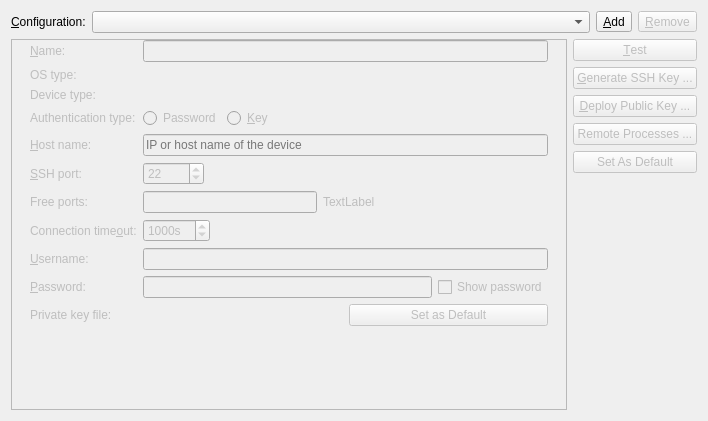
Qt form src/plugins/qt4projectmanager/qt-maemo/maemodeviceconfigurationssettingswidget.ui (qt-creator/qt-creator) before a commit.
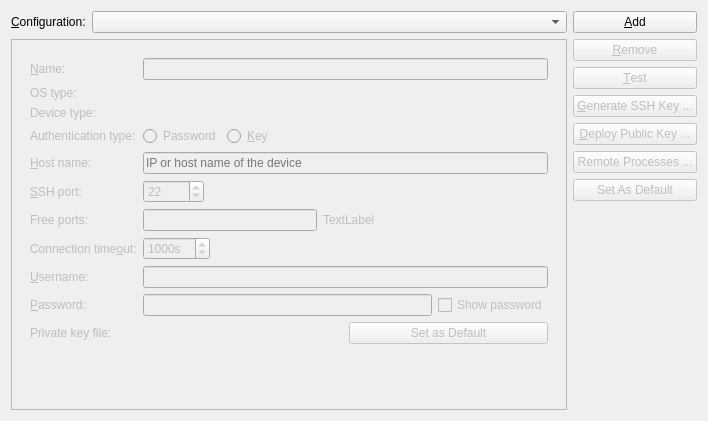
The same form after that commit. Icons and pictures are not drawn. Custom widgets are drawn as their Qt base class.

Diff of the .ui file:
```diff
--- a/src/plugins/qt4projectmanager/qt-maemo/maemodeviceconfigurationssettingswidget.ui
+++ b/src/plugins/qt4projectmanager/qt-maemo/maemodeviceconfigurationssettingswidget.ui
@@ -13,10 +13,10 @@
   <property name="windowTitle">
    <string>Maemo Device Configurations</string>
   </property>
-  <layout class="QVBoxLayout" name="verticalLayout_3">
-   <item>
     <layout class="QHBoxLayout" name="horizontalLayout">
      <item>
+    <layout class="QVBoxLayout" name="verticalLayout_3">
+     <item>
       <layout class="QFormLayout" name="formLayout">
        <property name="fieldGrowthPolicy">
         <enum>QFormLayout::AllNonFixedFieldsGrow</enum>
@@ -47,53 +47,6 @@
       </layout>
      </item>
      <item>
-      <widget class="QToolButton" name="addConfigButton">
-       <property name="sizePolicy">
-        <sizepolicy hsizetype="Fixed" vsizetype="Fixed">
-         <horstretch>0</horstretch>
-         <verstretch>0</verstretch>
-        </sizepolicy>
-       </property>
-       <property name="focusPolicy">
-        <enum>Qt::StrongFocus</enum>
-       </property>
-       <property name="text">
-        <string>&amp;Add</string>
-       </property>
-       <property name="icon">
-        <iconset resource="../../coreplugin/core.qrc">
-         <normaloff>:/core/images/plus-16.png</normaloff>:/core/images/plus-16.png</iconset>
-       </property>
-      </widget>
-     </item>
-     <item>
-      <widget class="QToolButton" name="removeConfigButton">
-       <property name="enabled">
-        <bool>false</bool>
-       </property>
-       <property name="sizePolicy">
-        <sizepolicy hsizetype="Fixed" vsizetype="Fixed">
-         <horstretch>0</horstretch>
-         <verstretch>0</verstretch>
-        </sizepolicy>
-       </property>
-       <property name="focusPolicy">
-        <enum>Qt::StrongFocus</enum>
-       </property>
-       <property name="text">
-        <string>&amp;Remove</string>
-       </property>
-       <property name="icon">
-        <iconset resource="../../coreplugin/core.qrc">
-         <normaloff>:/core/images/minus-16.png</normaloff>:/core/images/minus-16.png</iconset>
-       </property>
-      </widget>
-     </item>
-    </layout>
-   </item>
-   <item>
-    <layout class="QHBoxLayout" name="horizontalLayout_2">
-     <item>
       <widget class="QFrame" name="frame">
        <property name="frameShape">
         <enum>QFrame::StyledPanel</enum>
@@ -102,9 +55,6 @@
         <enum>QFrame::Raised</enum>
        </property>
        <layout class="QVBoxLayout" name="verticalLayout_2">
-        <property name="topMargin">
-         <number>0</number>
-        </property>
         <item>
          <widget class="QWidget" name="detailsWidget" native="true">
           <property name="enabled">
@@ -117,9 +67,6 @@
            </sizepolicy>
           </property>
           <layout class="QFormLayout" name="formLayout_2">
-           <property name="topMargin">
-            <number>0</number>
-           </property>
            <item row="0" column="0">
             <widget class="QLabel" name="deviceNameLabel">
              <property name="text">
@@ -413,8 +360,33 @@
        </layout>
       </widget>
      </item>
+    </layout>
+   </item>
      <item>
       <layout class="QVBoxLayout" name="verticalLayout">
+     <item>
+      <widget class="QPushButton" name="addConfigButton">
+       <property name="focusPolicy">
+        <enum>Qt::StrongFocus</enum>
+       </property>
+       <property name="text">
+        <string>&amp;Add</string>
+       </property>
+      </widget>
+     </item>
+     <item>
+      <widget class="QPushButton" name="removeConfigButton">
+       <property name="enabled">
+        <bool>false</bool>
+       </property>
+       <property name="focusPolicy">
+        <enum>Qt::StrongFocus</enum>
+       </property>
+       <property name="text">
+        <string>&amp;Remove</string>
+       </property>
+      </widget>
+     </item>
        <item>
         <widget class="QPushButton" name="testConfigButton">
          <property name="enabled">
@@ -508,8 +480,6 @@
       </layout>
      </item>
     </layout>
-   </item>
-  </layout>
  </widget>
  <customwidgets>
   <customwidget>
```
Left out of the diff: 36 changed lines with no effect on the pictures. Lines whose indentation alone changed are shown as unchanged.
